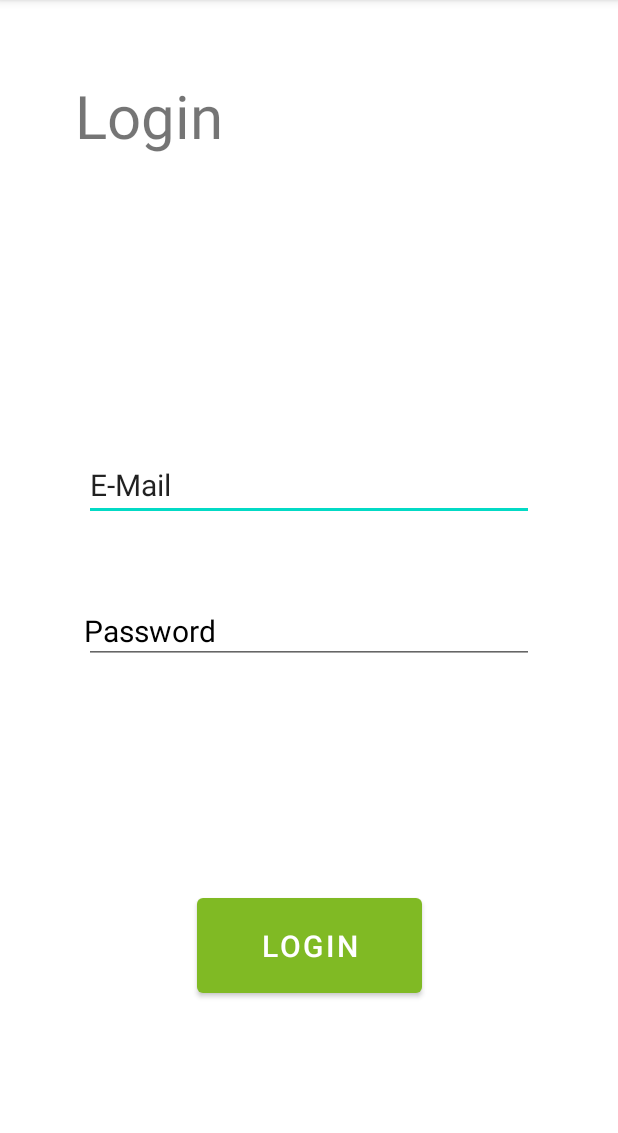
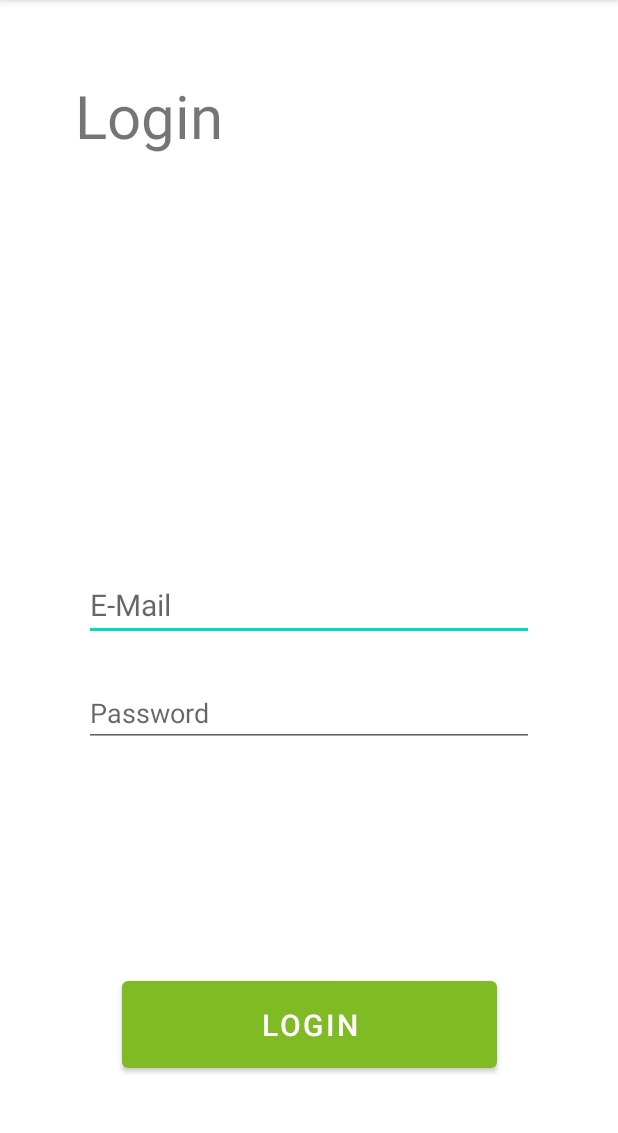
Before and after one commit to TobiWan1995/Organizer-Chat, an Android app: the LoginActivity screen opened directly, with no data from a screen before it, on a phone screen of 412 x 824 dp, the part 84-1217 px from its top. Run offline under Robolectric (Android 15) with nearby library versions, the phone set to English and light mode, and no system bars; our stand-ins replace Firebase (no records; nobody signed in at launch, a user with empty details on screens opened directly).

Commit message:
Update activity_login.xml

```diff
--- a/app/src/main/res/layout/activity_login.xml
+++ b/app/src/main/res/layout/activity_login.xml
@@ -1,3 +1,4 @@
+
 <?xml version="1.0" encoding="utf-8"?>
 <androidx.constraintlayout.widget.ConstraintLayout xmlns:android="http://schemas.android.com/apk/res/android"
     xmlns:app="http://schemas.android.com/apk/res-auto"
@@ -6,41 +7,29 @@
     android:layout_height="match_parent">
 
     <EditText
-        android:id="@+id/editTextTextEmailAddress2"
+        android:id="@+id/editTextLoginEMail"
         android:layout_width="300dp"
         android:layout_height="wrap_content"
+        android:layout_marginBottom="25dp"
         android:ems="10"
         android:inputType="textEmailAddress"
-        android:text="E-Mail"
+        android:hint="E-Mail"
         android:textSize="20sp"
-        android:translationY="-200dp"
-        app:layout_constraintBottom_toTopOf="@+id/editTextTextPassword2"
+        app:layout_constraintBottom_toTopOf="@+id/editTextLoginPassword"
         app:layout_constraintEnd_toEndOf="parent"
         app:layout_constraintStart_toStartOf="parent" />
 
     <EditText
-        android:id="@+id/editTextTextPassword2"
+        android:id="@+id/editTextLoginPassword"
         android:layout_width="300dp"
         android:layout_height="wrap_content"
+        android:layout_marginBottom="150dp"
         android:ems="10"
-        android:translationY="-150dp"
+        android:hint="Password"
         android:inputType="textPassword"
-        app:layout_constraintBottom_toTopOf="@+id/button4"
+        app:layout_constraintBottom_toTopOf="@+id/loginLoginButton"
         app:layout_constraintEnd_toEndOf="parent"
         app:layout_constraintStart_toStartOf="parent" />
-
-    <TextView
-        android:id="@+id/textView7"
-        android:layout_width="wrap_content"
-        android:layout_height="wrap_content"
-        android:textSize="20sp"
-        android:text="Password"
-        android:translationY="-150dp"
-        android:textColor="@color/black"
-        android:clickable="false"
-        app:layout_constraintBottom_toBottomOf="@+id/editTextTextPassword2"
-        app:layout_constraintStart_toStartOf="@+id/editTextTextPassword2"
-        app:layout_constraintTop_toTopOf="@+id/editTextTextPassword2" />
 
     <TextView
         android:id="@+id/textView8"
@@ -53,11 +42,11 @@
         app:layout_constraintTop_toTopOf="parent" />
 
     <Button
-        android:id="@+id/button4"
-        android:layout_width="150dp"
-        android:layout_height="75dp"
+        android:id="@+id/loginLoginButton"
+        android:layout_width="250dp"
+        android:layout_height="70dp"
+        android:layout_marginBottom="50dp"
         android:text="Login"
-        android:layout_margin="100dp"
         android:textSize="20sp"
         app:layout_constraintBottom_toBottomOf="parent"
         app:layout_constraintEnd_toEndOf="parent"
```
